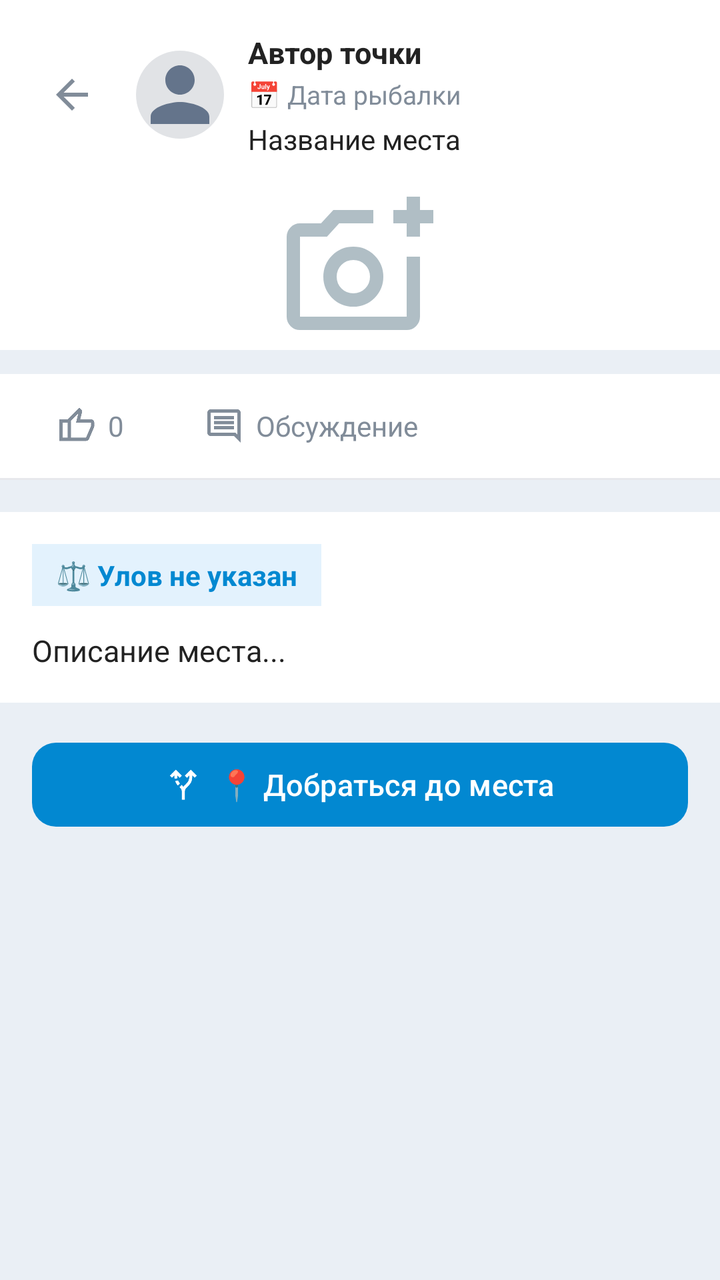
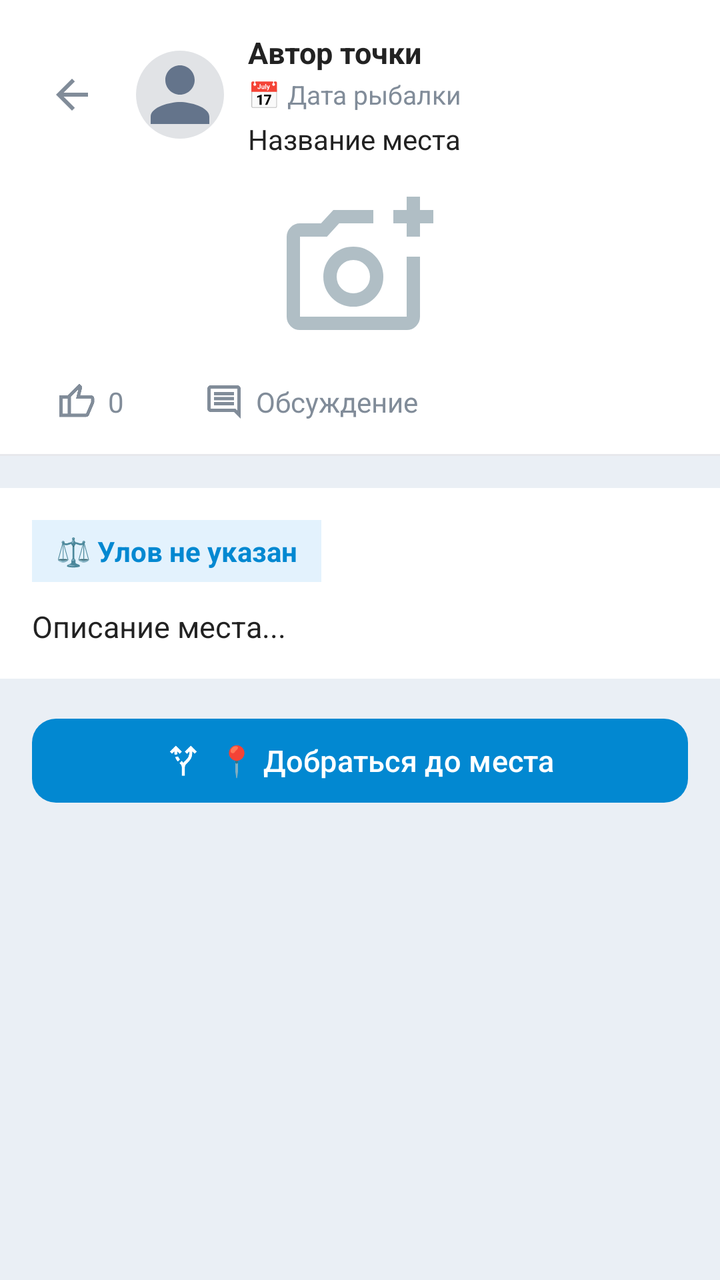

Screens rendered from an Android XML layout before and after an edit, with the pre-edit source and the edit as a unified diff.
<!-- AndroidManifest.xml: application theme Theme.FishingSpot -->
<!-- res/layout/fragment_spot_details.xml -->
<?xml version="1.0" encoding="utf-8"?>
<FrameLayout xmlns:android="http://schemas.android.com/apk/res/android"
    xmlns:app="http://schemas.android.com/apk/res-auto"
    android:layout_width="match_parent"
    android:layout_height="match_parent"
    android:background="#EAEFF5">

    
    <ProgressBar
        android:id="@+id/progressBar"
        android:layout_width="wrap_content"
        android:layout_height="wrap_content"
        android:layout_gravity="center"
        android:visibility="gone" />

    
    <TextView
        android:id="@+id/tvOfflineBanner"
        android:layout_width="match_parent"
        android:layout_height="wrap_content"
        android:text="📥 Нет интернета. Показаны сохраненные данные"
        android:textSize="13sp"
        android:textColor="#D97706"
        android:textStyle="bold"
        android:background="#FEF3C7"
        android:padding="10dp"
        android:gravity="center"
        android:visibility="gone" />

    
    <ScrollView
        android:layout_width="match_parent"
        android:layout_height="match_parent"
        android:fillViewport="true"
        android:clipToPadding="false">

        <LinearLayout
            android:layout_width="match_parent"
            android:layout_height="wrap_content"
            android:orientation="vertical">

            
            <LinearLayout
                android:layout_width="match_parent"
                android:layout_height="wrap_content"
                android:orientation="horizontal"
                android:padding="16dp"
                android:gravity="center_vertical"
                android:background="#FFFFFF">

                <ImageButton
                    android:id="@+id/btnBack"
                    android:layout_width="40dp"
                    android:layout_height="40dp"
                    android:src="@drawable/back"
                    android:background="?attr/selectableItemBackgroundBorderless"
                    android:contentDescription="Назад"
                    app:tint="#818C99"
                    android:layout_marginEnd="12dp"/>

                <com.google.android.material.imageview.ShapeableImageView
                    android:id="@+id/ivAuthorAvatar"
                    android:layout_width="44dp"
                    android:layout_height="44dp"
                    android:scaleType="centerCrop"
                    android:src="@drawable/account_circle_24dp"
                    app:shapeAppearanceOverlay="@style/CircleImageView"
                    android:background="#E1E3E6" />

                <LinearLayout
                    android:layout_width="0dp"
                    android:layout_height="wrap_content"
                    android:layout_weight="1"
                    android:orientation="vertical"
                    android:layout_marginStart="12dp">

                    <TextView
                        android:id="@+id/tvAuthorName"
                        android:layout_width="wrap_content"
                        android:layout_height="wrap_content"
                        android:text="Автор точки"
                        android:textSize="15sp"
                        android:textStyle="bold"
                        android:textColor="#222222" />

                    <TextView
                        android:id="@+id/tvFishingDate"
                        android:layout_width="wrap_content"
                        android:layout_height="wrap_content"
                        android:text="📅 Дата рыбалки"
                        android:textSize="13sp"
                        android:textColor="#818C99"
                        android:layout_marginTop="2dp" />

                    <TextView
                        android:id="@+id/tvSpotName"
                        android:layout_width="wrap_content"
                        android:layout_height="wrap_content"
                        android:text="Название места"
                        android:textSize="14sp"
                        android:textColor="#222222"
                        android:layout_marginTop="4dp"
                        android:maxLines="2"
                        android:ellipsize="end"/>
                </LinearLayout>
            </LinearLayout>

            
            <FrameLayout
                android:layout_width="match_parent"
                android:layout_height="wrap_content"
                android:layout_marginBottom="12dp"
                android:background="#FFFFFF">

                <ImageView
                    android:id="@+id/ivSpotPhoto"
                    android:layout_width="match_parent"
                    android:layout_height="wrap_content"
                    android:adjustViewBounds="true"
                    android:scaleType="fitCenter"
                    android:visibility="gone"
                    android:maxHeight="500dp"
                    android:background="#F0F2F5"/>

                <ImageView
                    android:id="@+id/ivPhotoPlaceholder"
                    android:layout_width="80dp"
                    android:layout_height="80dp"
                    android:layout_gravity="center"
                    android:src="@drawable/add_a_photo_24dp_000000_fill0_wght400_grad0_opsz24__1_"
                    app:tint="#B0BEC5"
                    android:visibility="visible"/>
            </FrameLayout>

            
            <LinearLayout
                android:layout_width="match_parent"
                android:layout_height="wrap_content"
                android:orientation="horizontal"
                android:paddingHorizontal="16dp"
                android:paddingVertical="8dp"
                android:gravity="center_vertical"
                android:background="#FFFFFF">

                <LinearLayout
                    android:id="@+id/layoutLike"
                    android:layout_width="wrap_content"
                    android:layout_height="36dp"
                    android:orientation="horizontal"
                    android:gravity="center_vertical"
                    android:background="?attr/selectableItemBackground"
                    android:clickable="true"
                    android:focusable="true"
                    android:paddingHorizontal="12dp">

                    <ImageView
                        android:layout_width="20dp"
                        android:layout_height="20dp"
                        android:src="@drawable/thumb_up_24dp_000000_fill0_wght400_grad0_opsz24"
                        app:tint="#818C99"/>

                    <TextView
                        android:id="@+id/tvLikesCount"
                        android:layout_width="wrap_content"
                        android:layout_height="wrap_content"
                        android:text="0"
                        android:textSize="14sp"
                        android:textColor="#818C99"
                        android:layout_marginStart="6dp"/>
                </LinearLayout>

                <LinearLayout
                    android:id="@+id/layoutComments"
                    android:layout_width="wrap_content"
                    android:layout_height="36dp"
                    android:orientation="horizontal"
                    android:gravity="center_vertical"
                    android:background="?attr/selectableItemBackground"
                    android:clickable="true"
                    android:focusable="true"
                    android:paddingHorizontal="12dp"
                    android:layout_marginStart="16dp">

                    <ImageView
                        android:layout_width="20dp"
                        android:layout_height="20dp"
                        android:src="@drawable/comment_24dp_000000_fill0_wght400_grad0_opsz24"
                        app:tint="#818C99"/>

                    <TextView
                        android:id="@+id/tvCommentsCount"
                        android:layout_width="wrap_content"
                        android:layout_height="wrap_content"
                        android:text="Обсуждение"
                        android:textSize="14sp"
                        android:textColor="#818C99"
                        android:layout_marginStart="6dp"/>
                </LinearLayout>

                <View android:layout_width="0dp" android:layout_height="1dp" android:layout_weight="1"/>
            </LinearLayout>

            
            <View
                android:layout_width="match_parent"
                android:layout_height="1dp"
                android:background="#E7E8EC"
                android:layout_marginBottom="16dp"/>

            
            <LinearLayout
                android:layout_width="match_parent"
                android:layout_height="wrap_content"
                android:orientation="vertical"
                android:padding="16dp"
                android:background="#FFFFFF"
                android:layout_marginBottom="16dp">

                
                <TextView
                    android:id="@+id/tvCatchWeight"
                    android:layout_width="wrap_content"
                    android:layout_height="wrap_content"
                    android:text="⚖️ Улов не указан"
                    android:textSize="14sp"
                    android:textColor="#0288D1"
                    android:textStyle="bold"
                    android:background="#E3F2FD"
                    android:paddingHorizontal="12dp"
                    android:paddingVertical="6dp"
                    app:cornerRadius="8dp"
                    android:layout_marginBottom="12dp"/>

                
                <TextView
                    android:id="@+id/tvDescription"
                    android:layout_width="match_parent"
                    android:layout_height="wrap_content"
                    android:text="Описание места..."
                    android:textSize="15sp"
                    android:textColor="#222222"
                    android:lineSpacingExtra="4dp" />
            </LinearLayout>

            
            <LinearLayout
                android:layout_width="match_parent"
                android:layout_height="wrap_content"
                android:orientation="vertical"
                android:paddingHorizontal="16dp"
                android:paddingBottom="32dp">

                
                <com.google.android.material.button.MaterialButton
                    android:id="@+id/btnNavigate"
                    android:layout_width="match_parent"
                    android:layout_height="50dp"
                    android:text="📍 Добраться до места"
                    android:textSize="15sp"
                    android:textAllCaps="false"
                    app:icon="@drawable/alt_route_24dp_000000_fill0_wght400_grad0_opsz24"
                    app:iconGravity="textStart"
                    app:iconTint="#FFFFFF"
                    app:backgroundTint="#0288D1"
                    app:cornerRadius="12dp"
                    android:layout_marginBottom="12dp" />

                
                <LinearLayout
                    android:layout_width="match_parent"
                    android:layout_height="wrap_content"
                    android:orientation="horizontal"
                    android:gravity="center"
                    android:layout_marginBottom="16dp">

                    <com.google.android.material.button.MaterialButton
                        android:id="@+id/btnToggleFriendsVisibility"
                        style="?attr/materialButtonOutlinedStyle"
                        android:layout_width="0dp"
                        android:layout_height="wrap_content"
                        android:layout_weight="1"
                        android:text="👥 Показать точку друзьям"
                        android:textSize="13sp"
                        android:maxLines="2"
                        android:minHeight="56dp"
                        app:strokeColor="#0288D1"
                        android:textColor="#0288D1"
                        app:cornerRadius="12dp"
                        android:layout_marginEnd="8dp"
                        android:visibility="gone"/>

                    <com.google.android.material.button.MaterialButton
                        android:id="@+id/btnTogglePublicMap"
                        style="?attr/materialButtonOutlinedStyle"
                        android:layout_width="0dp"
                        android:layout_height="wrap_content"
                        android:layout_weight="1"
                        android:text="🌍 Показать на публичной карте"
                        android:textSize="13sp"
                        android:maxLines="2"
                        android:minHeight="56dp"
                        app:strokeColor="#0288D1"
                        android:textColor="#0288D1"
                        app:cornerRadius="12dp"
                        android:layout_marginStart="8dp"
                        android:visibility="gone"/>
                </LinearLayout>

                
                <com.google.android.material.button.MaterialButton
                    android:id="@+id/btnSaveToLocal"
                    style="@style/Widget.MaterialComponents.Button.TextButton"
                    android:layout_width="wrap_content"
                    android:layout_height="48dp"
                    android:text="💾 Сохранить к себе"
                    android:textSize="14sp"
                    android:textAllCaps="false"
                    app:icon="@drawable/save_24dp_000000_fill0_wght400_grad0_opsz24"
                    app:iconGravity="textStart"
                    app:iconTint="#0288D1"
                    android:textColor="#0288D1"
                    android:layout_gravity="center_horizontal"
                    android:layout_marginBottom="16dp"
                    android:visibility="gone"/>

                
                <com.google.android.material.button.MaterialButton
                    android:id="@+id/btnDeleteSpot"
                    style="@style/Widget.MaterialComponents.Button.TextButton"
                    android:layout_width="wrap_content"
                    android:layout_height="48dp"
                    android:text="️ Удалить точку"
                    android:textSize="14sp"
                    android:textAllCaps="false"
                    app:icon="@drawable/no_accounts_24dp_000000_fill0_wght400_grad0_opsz24"
                    app:iconGravity="textStart"
                    app:iconTint="#E53935"
                    android:textColor="#E53935"
                    android:layout_gravity="center_horizontal"
                    android:visibility="gone"/>

            </LinearLayout>

        </LinearLayout>
    </ScrollView>
</FrameLayout>
<!-- resources referenced by this layout -->
<resources>
  <!-- drawable account_circle_24dp (drawable) -->
  <vector xmlns:android="http://schemas.android.com/apk/res/android"
      android:width="24dp"
      android:height="24dp"
      android:viewportWidth="24"
      android:viewportHeight="24">
      <path
          android:fillColor="#64748B"
          android:pathData="M12,12c2.21,0 4,-1.79 4,-4s-1.79,-4 -4,-4 -4,1.79 -4,4 1.79,4 4,4zM12,14c-2.67,0 -8,1.34 -8,4v2h16v-2c0,-2.66 -5.33,-4 -8,-4z"/>
  </vector>
  <!-- drawable alt_route_24dp_000000_fill0_wght400_grad0_opsz24 (drawable) -->
  <vector xmlns:android="http://schemas.android.com/apk/res/android"
      android:width="24dp"
      android:height="24dp"
      android:viewportWidth="960"
      android:viewportHeight="960">
    <path
        android:pathData="M440,880v-200q0,-56 -17,-83t-45,-53l57,-57q12,11 23,23.5t22,26.5q14,-19 28.5,-33.5T538,475q38,-35 69,-81t33,-161l-63,63 -57,-56 160,-160 160,160 -56,56 -64,-63q-2,143 -44,203.5T592,535q-32,29 -52,56.5T520,680v200h-80ZM248,327q-4,-20 -5.5,-44t-2.5,-50l-64,63 -56,-56 160,-160 160,160 -57,56 -63,-62q0,21 2,39.5t4,34.5l-78,19ZM334,503q-20,-21 -38.5,-49T263,385l77,-19q10,27 23,46t28,34l-57,57Z"
        android:fillColor="#000000"/>
  </vector>
  <!-- drawable back (drawable) -->
  <vector xmlns:android="http://schemas.android.com/apk/res/android"
      android:width="24dp"
      android:height="24dp"
      android:viewportWidth="960"
      android:viewportHeight="960">
    <path
        android:pathData="m313,520 l224,224 -57,56 -320,-320 320,-320 57,56 -224,224h487v80L313,520Z"
        android:fillColor="#000000"/>
  </vector>
  <!-- drawable comment_24dp_000000_fill0_wght400_grad0_opsz24 (drawable) -->
  <vector xmlns:android="http://schemas.android.com/apk/res/android"
      android:width="24dp"
      android:height="24dp"
      android:viewportWidth="960"
      android:viewportHeight="960">
    <path
        android:pathData="M240,560h480v-80L240,480v80ZM240,440h480v-80L240,360v80ZM240,320h480v-80L240,240v80ZM880,880 L720,720L160,720q-33,0 -56.5,-23.5T80,640v-480q0,-33 23.5,-56.5T160,80h640q33,0 56.5,23.5T880,160v720ZM160,640h594l46,45v-525L160,160v480ZM160,640v-480,480Z"
        android:fillColor="#000000"/>
  </vector>
  <!-- drawable save_24dp_000000_fill0_wght400_grad0_opsz24 (drawable) -->
  <vector xmlns:android="http://schemas.android.com/apk/res/android"
      android:width="24dp"
      android:height="24dp"
      android:viewportWidth="960"
      android:viewportHeight="960">
    <path
        android:pathData="M840,280v480q0,33 -23.5,56.5T760,840L200,840q-33,0 -56.5,-23.5T120,760v-560q0,-33 23.5,-56.5T200,120h480l160,160ZM760,314L646,200L200,200v560h560v-446ZM565,685q35,-35 35,-85t-35,-85q-35,-35 -85,-35t-85,35q-35,35 -35,85t35,85q35,35 85,35t85,-35ZM240,400h360v-160L240,240v160ZM200,314v446,-560 114Z"
        android:fillColor="#000000"/>
  </vector>
  <!-- drawable thumb_up_24dp_000000_fill0_wght400_grad0_opsz24 (drawable) -->
  <vector xmlns:android="http://schemas.android.com/apk/res/android"
      android:width="24dp"
      android:height="24dp"
      android:viewportWidth="960"
      android:viewportHeight="960">
    <path
        android:pathData="M720,840L280,840v-520l280,-280 50,50q7,7 11.5,19t4.5,23v14l-44,174h258q32,0 56,24t24,56v80q0,7 -2,15t-4,15L794,792q-9,20 -30,34t-44,14ZM360,760h360l120,-280v-80L480,400l54,-220 -174,174v406ZM360,354v406,-406ZM280,320v80L160,400v360h120v80L80,840v-520h200Z"
        android:fillColor="#000000"/>
  </vector>
  <style name="CircleImageView" parent="">
          <item name="cornerFamily">rounded</item>
          <item name="cornerSize">50%</item>
      </style>
  <style name="Theme.FishingSpot" parent="Base.Theme.FishingSpot" />
  <style name="Base.Theme.FishingSpot" parent="Theme.Material3.DayNight.NoActionBar">
          
          
      </style>
  <!-- unchanged entries left out for length: 2 -->
</resources>

<!-- the commit's change to res/layout/fragment_spot_details.xml (unified diff, before → after) -->
@@ -27,7 +27,6 @@
         android:gravity="center"
         android:visibility="gone" />
 
-    
     <ScrollView
         android:layout_width="match_parent"
         android:layout_height="match_parent"
@@ -109,7 +108,6 @@
             <FrameLayout
                 android:layout_width="match_parent"
                 android:layout_height="wrap_content"
-                android:layout_marginBottom="12dp"
                 android:background="#FFFFFF">
 
                 <ImageView
@@ -133,6 +131,18 @@
             </FrameLayout>
 
             
+            <TextView
+                android:id="@+id/tvPostText"
+                android:layout_width="match_parent"
+                android:layout_height="wrap_content"
+                android:padding="16dp"
+                android:textSize="15sp"
+                android:textColor="#222222"
+                android:lineSpacingExtra="4dp"
+                android:background="#FFFFFF"
+                android:visibility="gone" />
+
+            
             <LinearLayout
                 android:layout_width="match_parent"
                 android:layout_height="wrap_content"
@@ -250,7 +260,6 @@
                 android:paddingHorizontal="16dp"
                 android:paddingBottom="32dp">
 
-                
                 <com.google.android.material.button.MaterialButton
                     android:id="@+id/btnNavigate"
                     android:layout_width="match_parent"
@@ -265,7 +274,6 @@
                     app:cornerRadius="12dp"
                     android:layout_marginBottom="12dp" />
 
-                
                 <LinearLayout
                     android:layout_width="match_parent"
                     android:layout_height="wrap_content"
@@ -306,7 +314,6 @@
                         android:visibility="gone"/>
                 </LinearLayout>
 
-                
                 <com.google.android.material.button.MaterialButton
                     android:id="@+id/btnSaveToLocal"
                     style="@style/Widget.MaterialComponents.Button.TextButton"
@@ -323,7 +330,6 @@
                     android:layout_marginBottom="16dp"
                     android:visibility="gone"/>
 
-                
                 <com.google.android.material.button.MaterialButton
                     android:id="@+id/btnDeleteSpot"
                     style="@style/Widget.MaterialComponents.Button.TextButton"
